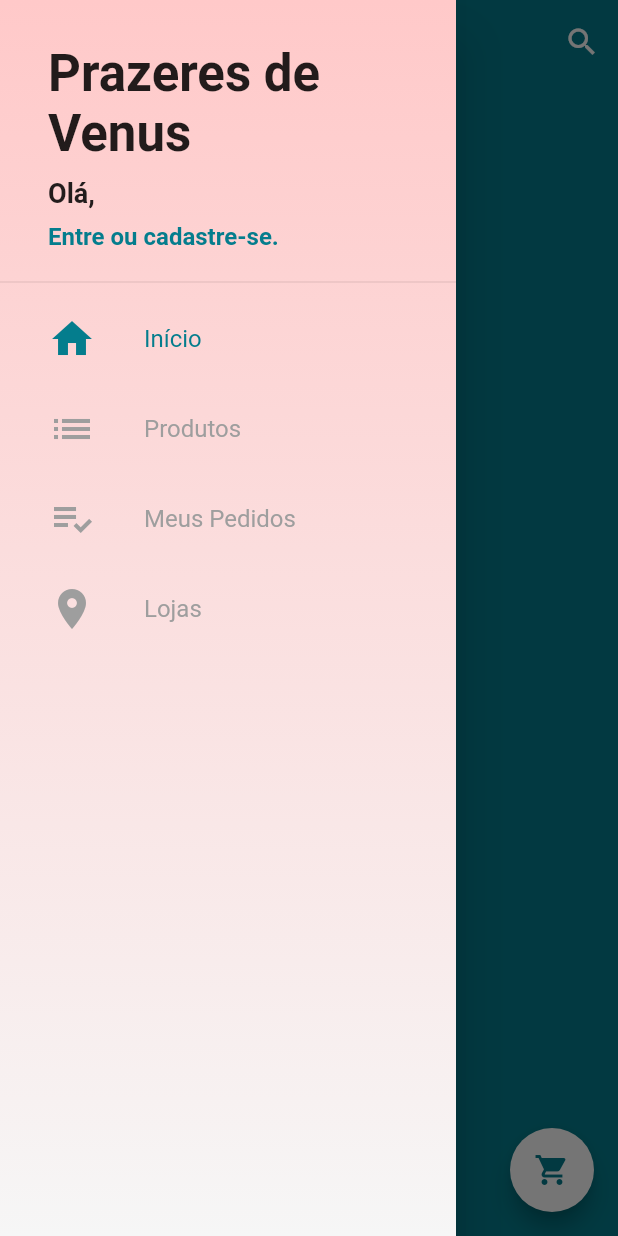
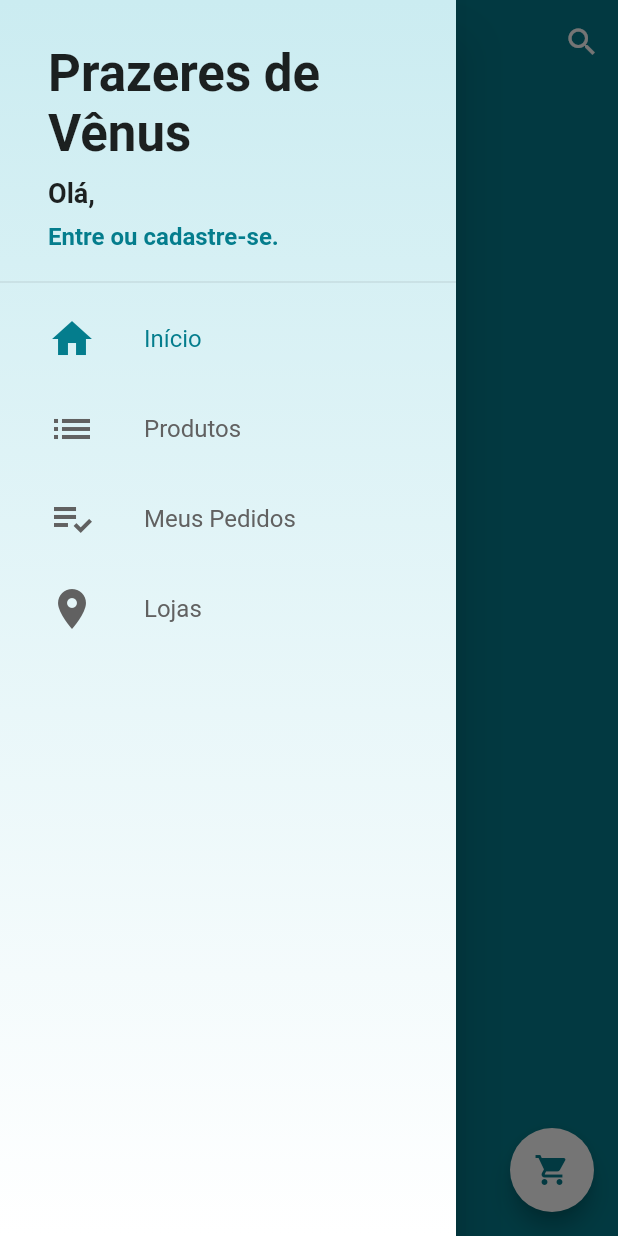
Before and after one commit to Dan-Source/ecommerce_app, a Flutter app: the ProductsScreen screen opened directly, with the side drawer open, on a phone screen of 412 x 824 dp. Run offline on Flutter 3.47's test engine with Material 2 defaults, Android fonts, the phone set to English and light mode, and no system bars; our stand-ins replace cloud_firestore, dio, firebase_auth, firebase_core, firebase_storage, gallery_saver and 5 more; missing offline and left inert: alphabet_list_scroll_view, lojavirtual; accounts and stored records are empty.

```diff
--- a/lib/common/custom_drawer/costom_drawer.dart
+++ /dev/null
@@ -1,61 +0,0 @@
-import 'package:ecommerce_app/common/custom_drawer/costom_drawer_header.dart';
-import 'package:ecommerce_app/common/custom_drawer/drawer_tile.dart';
-import 'package:flutter/material.dart';
-
-class CustomDrawer extends StatelessWidget {
-  const CustomDrawer({Key? key}) : super(key: key);
-  @override
-  Widget build(BuildContext context) {
-    const CustomDrawerHeader customDrawerHeader = CustomDrawerHeader();
-    const DrawerTile home = DrawerTile(
-      icon: Icons.home,
-      title: 'Início',
-      page: 0,
-    );
-    const DrawerTile products = DrawerTile(
-      icon: Icons.list,
-      title: 'Produtos',
-      page: 1,
-    );
-    const DrawerTile order = DrawerTile(
-      icon: Icons.playlist_add_check,
-      title: 'Meus Pedidos',
-      page: 2,
-    );
-    const DrawerTile shops = DrawerTile(
-      icon: Icons.location_on,
-      title: 'Lojas',
-      page: 3,
-    );
-    const Divider divider = Divider();
-    return Drawer(
-      child: Stack(
-        children: <Widget>[
-          Container(
-            decoration: const BoxDecoration(
-              gradient: LinearGradient(
-                colors: [
-                  Color.fromARGB(255, 255, 201, 201),
-                  Color.fromARGB(255, 246, 246, 246),
-                ],
-                begin: Alignment.topCenter,
-                end: Alignment.bottomCenter,
-              ),
-            ),
-        ),
-        ListView(
-          padding: EdgeInsets.zero,
-          children: const [
-            customDrawerHeader,
-            divider,
-            home,
-            products,
-            order,
-            shops,
-          ],
-        ),
-        ],
-      ),
-    );
-  }
-}
--- a/lib/common/custom_drawer/costom_drawer_header.dart
+++ /dev/null
@@ -1,52 +0,0 @@
-import 'package:flutter/material.dart';
-import 'package:provider/provider.dart';
-import 'package:ecommerce_app/models/user/user_manager.dart';
-import 'package:ecommerce_app/models/home/page_manager.dart';
-
-
-class CustomDrawerHeader extends StatelessWidget {
-  const CustomDrawerHeader({Key? key}) : super(key: key);
-
-  @override
-  Widget build(BuildContext context) {
-    return Container(
-      padding: const EdgeInsets.fromLTRB(32, 24, 16, 8),
-      height: 180,
-      child: Consumer<UserManager>(builder: (_, userManager, __) {
-        return Column(
-          crossAxisAlignment: CrossAxisAlignment.start,
-          mainAxisAlignment: MainAxisAlignment.spaceAround,
-          children: [
-            const Text(
-              'Prazeres de Venus',
-              style: TextStyle(fontSize: 34, fontWeight: FontWeight.bold),
-            ),
-            Text(
-              'Olá, ${userManager.user?.name ?? ''}',
-              overflow: TextOverflow.ellipsis,
-              maxLines: 2,
-              style: const TextStyle(fontSize: 18, fontWeight: FontWeight.bold),
-            ),
-            GestureDetector(
-              onTap: () {
-                if (userManager.isLoggedIn) {
-                  context.read<PageManager>().setPage(0);
-                  userManager.signOut();
-                } else {
-                  Navigator.of(context).pushNamed('/login');
-                }
-              },
-              child: Text(
-                userManager.isLoggedIn ? 'Sair' : 'Entre ou cadastre-se.',
-                style: TextStyle(
-                    color: Theme.of(context).primaryColor,
-                    fontSize: 16,
-                    fontWeight: FontWeight.bold),
-              ),
-            )
-          ],
-        );
-      },),
-    );
-  }
-}
--- a/lib/common/custom_drawer/drawer_tile.dart
+++ /dev/null
@@ -1,50 +0,0 @@
-import 'package:flutter/material.dart';
-import 'package:provider/provider.dart';
-import 'package:ecommerce_app/models/home/page_manager.dart';
-
-class DrawerTile extends StatelessWidget {
-  const DrawerTile({
-    Key? key,
-    required this.icon,
-    required this.title,
-    required this.page,
-  }) : super(key: key);
-
-  final IconData icon;
-  final String title;
-  final int page;
-
-  @override
-  Widget build(BuildContext context) {
-    final int currentPage = context.watch<PageManager>().page;
-    final Color primaryColor = Theme.of(context).primaryColor;
-
-    return InkWell(
-      onTap: () {
-        context.read<PageManager>().setPage(page);
-      },
-      child: SizedBox(
-      height: 60,
-      child: Row(
-          children: <Widget>[
-            Padding(
-              padding: const EdgeInsets.symmetric(horizontal: 32),
-              child: Icon(
-                icon,
-                size: 32,
-                color: currentPage == page ? primaryColor: Colors.grey[500],
-              ),
-            ),
-            Text(
-              title,
-              style: TextStyle(
-                fontSize: 16,
-                color: currentPage == page ? primaryColor: Colors.grey[500],
-              ),
-            ),
-          ],
-        ),
-      ),
-    );
-  }
-}
--- a/lib/models/user/user_manager.dart
+++ b/lib/models/user/user_manager.dart
@@ -76,6 +76,12 @@ class UserManager extends ChangeNotifier {
         .get();
         this.user = costum.User.fromDocument(doc);
     }
+    final docAdmin = await FirebaseFirestore.instance
+      .collection('admins').doc(this.user!.id).get();
+    if (docAdmin.exists){
+      this.user!.admin = true;
+    }
+
     notifyListeners();
   }
 
--- a/lib/screens/product/product_screen.dart
+++ b/lib/screens/product/product_screen.dart
@@ -27,10 +27,12 @@ class ProductScreen extends StatelessWidget {
                 if (userManager.adminEnabled && (product.deleted == false)) {
                   return IconButton(
                     icon: const Icon(Icons.edit),
+                    color: primaryColor,
                     onPressed: () {
                       Navigator.of(context).pushReplacementNamed(
                           '/edit_product',
-                          arguments: product);
+                          arguments: product,
+                      );
                     },
                   );
                 } else {
@@ -53,7 +55,7 @@ class ProductScreen extends StatelessWidget {
                       ))
                   .toList(),
                   options: CarouselOptions(
-                      autoPlay: true,
+                      autoPlay: false,
                       aspectRatio: 2.0,
                       enlargeCenterPage: true,
                     ),
--- a/lib/screens/products/products_screen.dart
+++ b/lib/screens/products/products_screen.dart
@@ -1,9 +1,9 @@
-import 'package:flutter/material.dart';
 import 'package:ecommerce_app/models/product/product_manager.dart';
 import 'package:ecommerce_app/models/user/user_manager.dart';
-import 'package:ecommerce_app/common/custom_drawer/costom_drawer.dart';
+import 'package:ecommerce_app/screens/common/custom_drawer/custom_drawer.dart';
 import 'package:ecommerce_app/screens/products/components/product_list_tile.dart';
 import 'package:ecommerce_app/screens/products/components/search_dialog.dart';
+import 'package:flutter/material.dart';
 import 'package:provider/provider.dart';
 
 class ProductsScreen extends StatelessWidget {
--- a/pubspec.yaml
+++ b/pubspec.yaml
@@ -46,6 +46,7 @@ dependencies:
   transparent_image: ^2.0.0
   image_picker: ^0.8.3
   image_cropper: ^2.0.3
+  alphabet_list_scroll_view: ^2.0.0
 dev_dependencies:
   flutter_test:
     sdk: flutter
```
Also changed, not shown: lib/main.dart (+7 -0 lines), lib/models/admin/admin_orders_manager.dart (added, +77 -0 lines), lib/models/admin/admin_users_manager.dart (added, +49 -0 lines), lib/screens/admin_users/admin_users_screen.dart (added, +48 -0 lines), lib/screens/base/base_screen.dart (+5 -4 lines), pubspec.lock.
